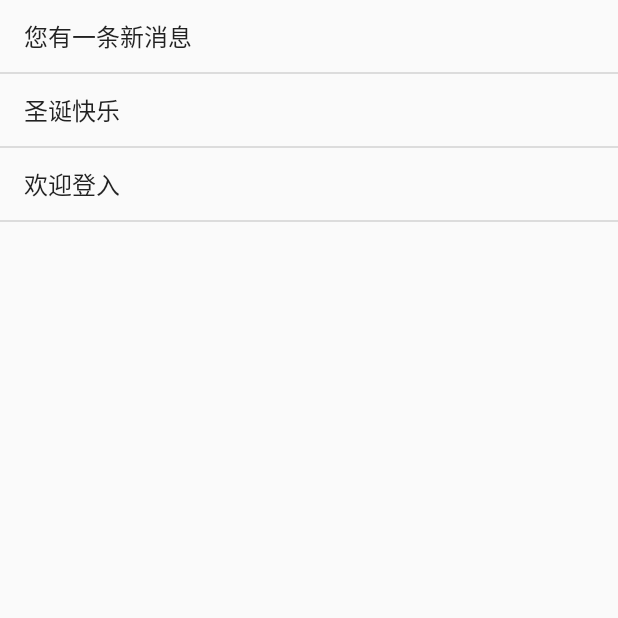
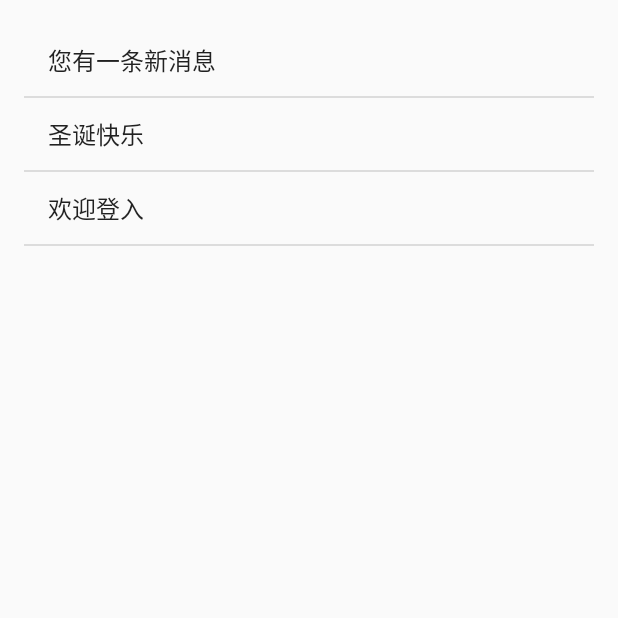
Before and after one commit to yukaida/JYLY, an Android app: the mesActivity screen opened directly, with no data from a screen before it, on a phone screen of 412 x 824 dp, the top half of it. Run offline under Robolectric (Android 15) with nearby library versions, the phone set to English and light mode, and no system bars.

```diff
--- a/app/src/main/res/layout/activity_mes.xml
+++ b/app/src/main/res/layout/activity_mes.xml
@@ -10,6 +10,10 @@
         android:id="@+id/swipeRefreshLayout2"
         android:layout_width="0dp"
         android:layout_height="0dp"
+        android:layout_marginStart="16dp"
+        android:layout_marginTop="16dp"
+        android:layout_marginEnd="16dp"
+        android:layout_marginBottom="16dp"
         app:layout_constraintBottom_toBottomOf="parent"
         app:layout_constraintEnd_toEndOf="parent"
         app:layout_constraintStart_toStartOf="parent"
--- a/app/src/main/res/layout/activity_set.xml
+++ b/app/src/main/res/layout/activity_set.xml
@@ -27,7 +27,7 @@
         app:layout_constraintTop_toTopOf="parent" />
 
     <Switch
-        android:id="@+id/switch3"
+        android:id="@+id/switch_sound"
         android:layout_width="wrap_content"
         android:layout_height="wrap_content"
         android:layout_marginTop="8dp"
```
Also changed, not shown: app/src/main/java/com/example/administrator/jyly/Activity_add/SetActivity.java (+41 -0 lines), 1 other file.
